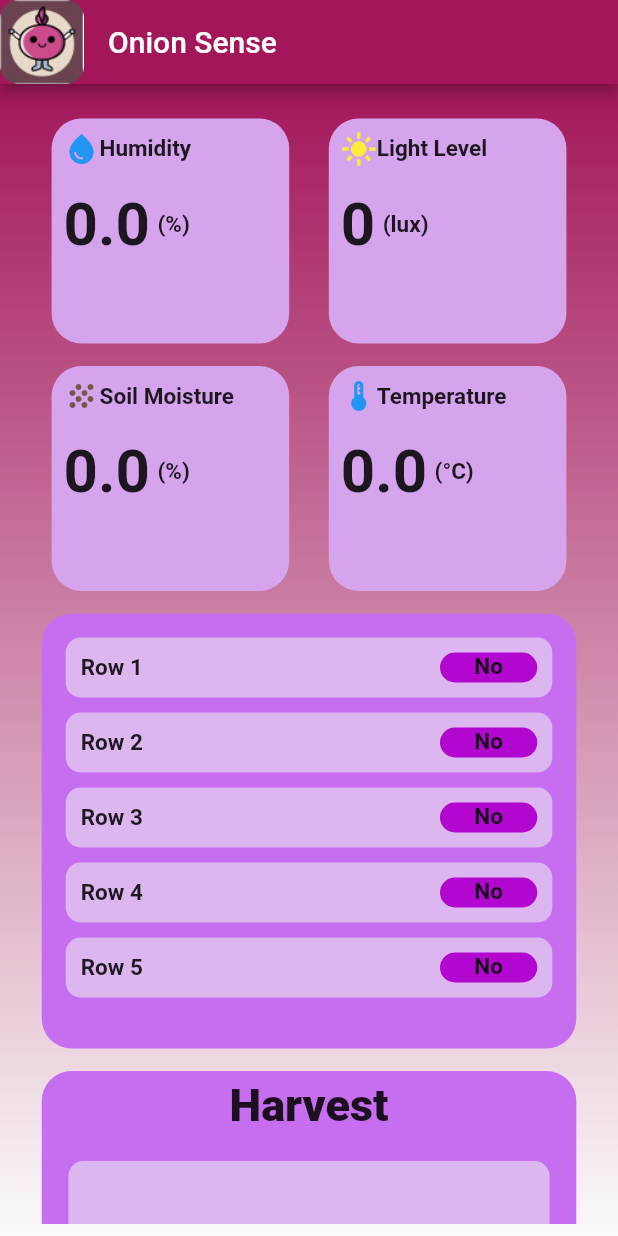
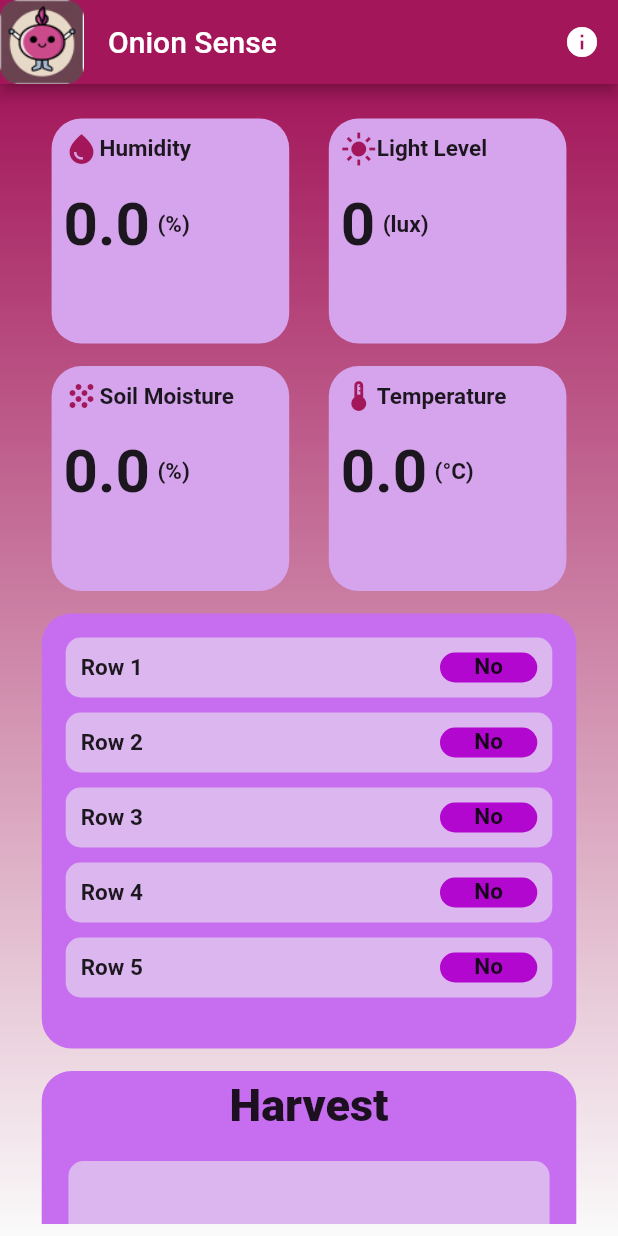
Before and after one commit to Annajosefa/flutter_application_1, a Flutter app: the screen it shows after launch, on a phone screen of 412 x 824 dp. Run offline on Flutter 3.47's test engine with Material 2 defaults, Android fonts, the phone set to English and light mode, and no system bars; our stand-ins replace cloud_firestore, firebase_core, firebase_messaging, fl_chart, flutter_local_notifications; accounts and stored records are empty.

Commit message:
initial commit

```diff
--- a/lib/main.dart
+++ b/lib/main.dart
@@ -9,6 +9,7 @@ import 'package:firebase_messaging/firebase_messaging.dart';
 import 'package:intl/intl.dart';
 import 'package:flutter_application_1/services/notification_service.dart';
 import 'package:flutter_application_1/widget/linechart.dart';
+import 'widget/info.dart';
 
 late var fcmKey;
 void main() async {
@@ -49,6 +50,16 @@ class MyApp extends StatelessWidget {
       home: Scaffold(
           appBar: AppBar(
             title: Text('Onion Sense'),
+            actions: <Widget>[
+              IconButton(
+                icon:const Icon(
+                  Icons.info_sharp,
+                  color: Colors.white,
+                ),
+                onPressed: () {  Navigator.push(context, MaterialPageRoute(builder: (context) => Info()));
+                },
+              )
+            ],
             backgroundColor: Color(0xFFA3175A),
             leading: Image.asset('assets/images/logo.png'),
           ),
@@ -220,7 +231,7 @@ class _HomeState extends State<Home> {
                       title_1: '(%)',
                       icon: Icon(
                         Icons.water_drop_sharp,
-                        color: Colors.blue.shade500,
+                        color: const Color(0xFFA3175A),
                       ),
                       value: humidity,
                       decimal: 1,
@@ -231,7 +242,7 @@ class _HomeState extends State<Home> {
                       title_1: '(lux)',
                       icon: Icon(
                         Icons.light_mode_sharp,
-                        color: Colors.yellow.shade500,
+                        color: Color(0xFFA3175A),
                       ),
                       value: light,
                       decimal: 0,
@@ -249,9 +260,9 @@ class _HomeState extends State<Home> {
                       width: (MediaQuery.of(context).size.width - 16) * 0.4,
                       title: 'Soil Moisture',
                       title_1: '(%)',
-                      icon: Icon(
+                      icon: const Icon(
                         Icons.grain_sharp,
-                        color: Colors.brown.shade500,
+                        color:Color(0xFFA3175A),
                       ),
                       value: soil,
                       decimal: 1,
@@ -260,9 +271,9 @@ class _HomeState extends State<Home> {
                       width: (MediaQuery.of(context).size.width - 16) * 0.4,
                       title: 'Temperature',
                       title_1: '(°C)',
-                      icon: Icon(
+                      icon: const Icon(
                         Icons.thermostat_sharp,
-                        color: Colors.blue.shade500,
+                        color: Color(0xFFA3175A),
                       ),
                       value: temperature,
                       decimal: 1,
```
Also changed, not shown: lib/widget/info.dart (added, +15 -0 lines).
